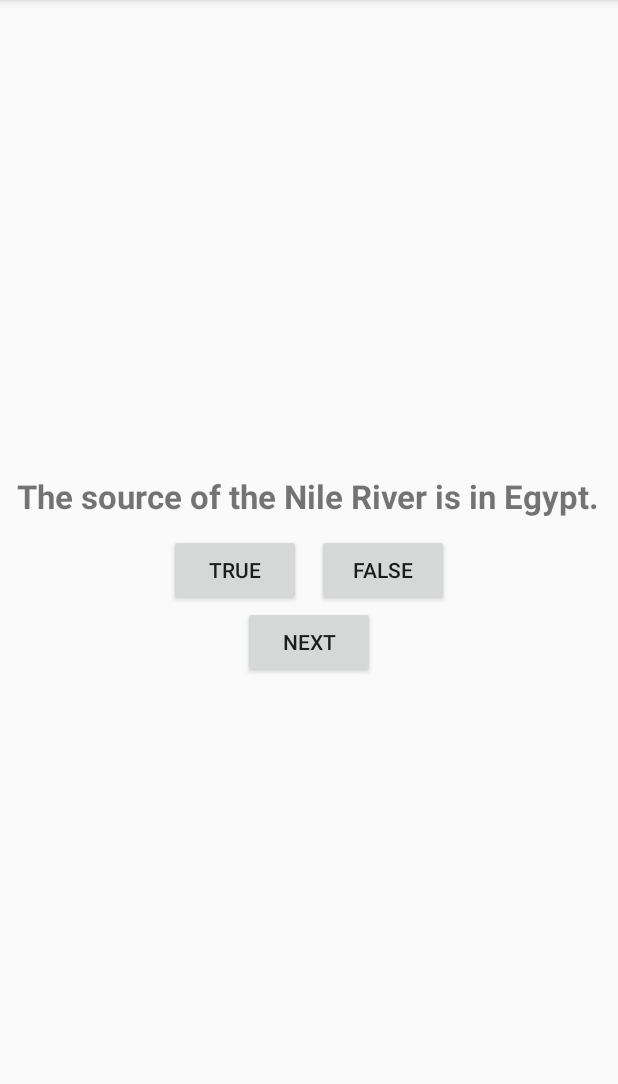
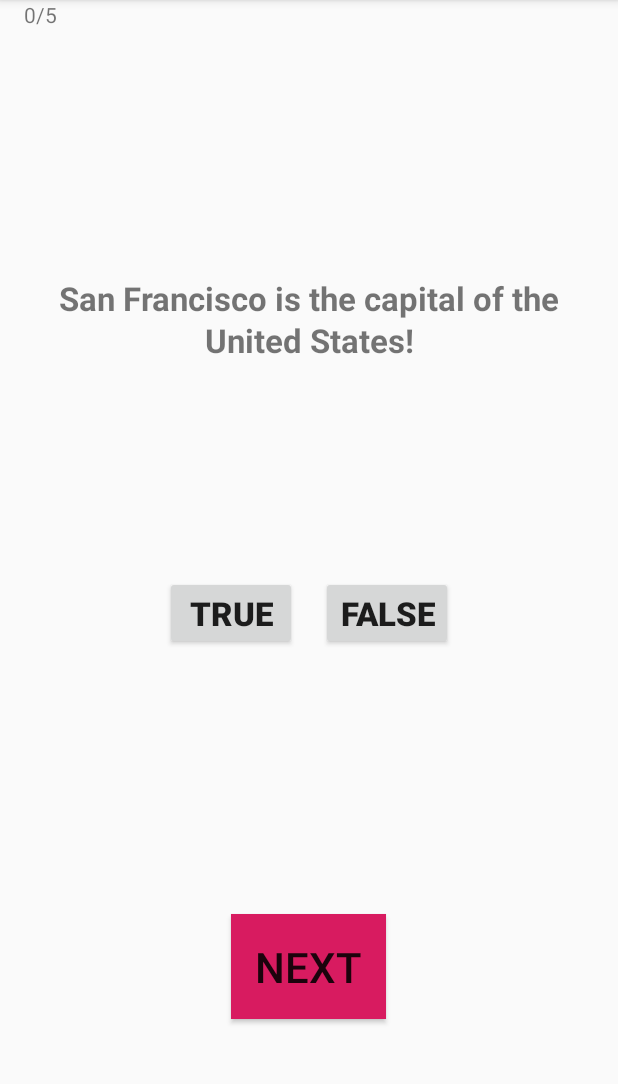
Before and after one commit to niko79542/FlyingDragon, an Android app: the screen it shows after launch (MainActivity), after a tap on "TRUE", on a phone screen of 412 x 824 dp, the part 84-1168 px from its top. Run offline under Robolectric (Android 15) with nearby library versions, the phone set to English and light mode, and no system bars.

Commit message:
Complete with a scoreboard

```diff
--- a/GeoQuiz/app/src/main/java/com/example/geoquiz/MainActivity.kt
+++ b/GeoQuiz/app/src/main/java/com/example/geoquiz/MainActivity.kt
@@ -8,12 +8,10 @@ import android.view.View
 import android.widget.Button
 import android.widget.TextView
 import android.widget.Toast
-
-class TrueFalse {
-
-}
+import org.w3c.dom.Text
 
 const val QUESTION_INDEX = "QUESTION_INDEX"
+const val NUM_CORRECT = "NUM_CORRECT"
 
 class MainActivity : AppCompatActivity() {
 
@@ -25,26 +23,30 @@ class MainActivity : AppCompatActivity() {
     // All questions must have four answers.  We'd want these to contain references to string
     // resources so we could internationalize. (Or better yet, don't define the questions in code...)
     private val questions: MutableList<Question> = mutableListOf(
-        Question(text = R.string.question_africa, answer = true),
+        Question(text = R.string.questionOne, answer = true),
         Question(text = R.string.question_asia, answer = true),
         Question(text = R.string.question_americas, answer = true),
         Question(text = R.string.question_africa, answer = true),
-        Question(text = R.string.questionOne, answer = false)
-
+        Question(text = R.string.question_mideast, answer = false),
+        Question(text = R.string.question_oceans, answer = true)
     )
     lateinit var questionText : TextView
     lateinit var myToast : Toast
-    lateinit var currentQuestion: Question
+    lateinit var currentQuestion : Question
+    lateinit var scoreBoard : TextView
     private var currentAnswer : Int = 0
     private var questionIndex : Int = 0
+    private var numCorrect : Int = 0
 
     override fun onCreate(savedInstanceState: Bundle?) {
         super.onCreate(savedInstanceState)
         setContentView(R.layout.activity_main)
         questionText = findViewById(R.id.firstQuestion)
+        scoreBoard = findViewById(R.id.seeScore)
 
         if (savedInstanceState != null) {
             questionIndex = savedInstanceState.getInt(QUESTION_INDEX)
+            numCorrect = savedInstanceState.getInt(NUM_CORRECT)
         }
 
 
@@ -67,28 +69,36 @@ class MainActivity : AppCompatActivity() {
         super.onSaveInstanceState(outState)
 
         outState.putInt(QUESTION_INDEX, questionIndex)
+        outState.putInt(NUM_CORRECT, numCorrect)
+    }
+
+    private fun answeredCorrectly(view: View):Boolean {
+        return view.id == currentAnswer
     }
 
     private fun checkAnswer(view: View) {
         // if (view.
         // answeredCorrectly = true
+        val toastMessage: String
+        if (answeredCorrectly(view)) {
+            toastMessage = "You are correct!"
+            numCorrect++
+        } else {
+            toastMessage = "Incorrect!"
+        }
 
-        val toastMessage = when (view.id) {
-            currentAnswer -> "You are correct!"
-            else -> "Incorrect!"
-        }
         val myToast = Toast.makeText(this, toastMessage, Toast.LENGTH_SHORT)
         myToast.show()
-
-        questionIndex = (questionIndex + 1) % questions.size
-
-
-
     }
 
     private fun setNextQuestion() {
         questionIndex = (questionIndex + 1) % questions.size
+        setScore()
         setQuestion()
+    }
+
+    private fun setScore() {
+        scoreBoard.setText(getString(R.string.scorePore, numCorrect, questions.size))
     }
 
     private fun setListeners() {
--- a/GeoQuiz/app/src/main/res/layout/activity_main.xml
+++ b/GeoQuiz/app/src/main/res/layout/activity_main.xml
@@ -7,26 +7,37 @@
     tools:context=".MainActivity"
     android:gravity="center"
     android:layout_marginHorizontal="@dimen/app_spacing"
+
     android:orientation="vertical">
 
 
     <TextView
+        android:id="@+id/seeScore"
+        android:layout_width="match_parent"
+        android:layout_height="0dp"
+        android:layout_weight="1"
+        android:gravity="start|left"
+        android:text="@string/score_board" />
+
+    <TextView
         android:id="@+id/firstQuestion"
+        style="@style/standardText"
         android:layout_width="wrap_content"
-        android:layout_height="wrap_content"
+        android:layout_height="0dp"
+        android:layout_weight="1"
         android:lineSpacingExtra="2dp"
         android:text=""
-        android:textAlignment="center"
-        android:textSize="22sp"
-        android:textStyle="bold"
         app:layout_constraintBottom_toBottomOf="parent"
         app:layout_constraintLeft_toLeftOf="parent"
         app:layout_constraintRight_toRightOf="parent"
-        app:layout_constraintTop_toTopOf="parent" />
+        app:layout_constraintTop_toTopOf="parent"
+        tools:text="@string/app_name" />
 
     <LinearLayout
+        android:id="@+id/answerBoxes"
         android:layout_width="wrap_content"
-        android:layout_height="wrap_content"
+        android:layout_weight="1"
+        android:layout_height="0dp"
         android:orientation="horizontal"
         app:layout_constraintTop_toBottomOf="@id/firstQuestion"
         android:layout_marginTop="@dimen/app_spacing">
@@ -36,6 +47,7 @@
             android:layout_width="wrap_content"
             android:layout_height="wrap_content"
             android:layout_weight="1"
+            style="@style/standardText"
             android:layout_marginEnd="@dimen/app_spacing"
             android:text="@string/trueButton" />
 
@@ -44,15 +56,31 @@
             android:layout_width="wrap_content"
             android:layout_height="wrap_content"
             android:layout_weight="1"
+            style="@style/standardText"
             android:text="@string/falseButton" />
 
     </LinearLayout>
 
-    <Button
-        android:id="@+id/buttonNext"
+    <LinearLayout
+        android:id="@+id/nextQuestion"
         android:layout_width="wrap_content"
-        android:layout_height="wrap_content"
-        android:text="@string/next" />
+        android:layout_weight="1"
+        android:layout_height="0dp"
+        android:orientation="horizontal"
+        app:layout_constraintTop_toBottomOf="@id/answerBoxes"
+        android:layout_marginTop="@dimen/app_spacing">
+
+        <Button
+            android:id="@+id/buttonNext"
+            android:layout_height="wrap_content"
+            android:layout_width="wrap_content"
+            android:layout_margin="25dp"
+            android:background="@color/colorAccent"
+            android:padding="@dimen/app_spacing"
+            android:text="@string/next"
+            android:textSize="28sp" />
+
+    </LinearLayout>
 
 
 </LinearLayout>
--- a/GeoQuiz/app/src/main/res/values/dimens.xml
+++ b/GeoQuiz/app/src/main/res/values/dimens.xml
@@ -1,6 +1,6 @@
 <?xml version="1.0" encoding="utf-8"?>
 <resources>
-    <dimen name="app_spacing">16px</dimen>
+    <dimen name="app_spacing">16dp</dimen>
     <dimen name="myStyle">
         <style name="text_alignment">center</style>
     </dimen>
--- a/GeoQuiz/app/src/main/res/values/strings.xml
+++ b/GeoQuiz/app/src/main/res/values/strings.xml
@@ -1,5 +1,6 @@
 <resources>
     <string name="app_name">GeoQuiz</string>
+    <string name="score_board">0/5</string>
     <string name="questionOne">San Francisco is the capital of the United States!</string>
     <string name="falseButton">False</string>
     <string name="trueButton">True</string>
@@ -12,4 +13,5 @@ and the Indian Ocean.</string>
     <string name="question_americas">The Amazon River is the longest river
 in the Americas.</string>
     <string name="question_asia">squinty Eyes?</string>
+    <string name="scorePore">Score: %1$d/%2$d</string>
 </resources>
--- a/GeoQuiz/app/src/main/res/values/styles.xml
+++ b/GeoQuiz/app/src/main/res/values/styles.xml
@@ -8,4 +8,10 @@
         <item name="colorAccent">@color/colorAccent</item>
     </style>
 
+
+    <style name="standardText">
+        <item name="android:textAlignment">center</item>
+        <item name="android:textSize">22sp</item>
+        <item name="android:textStyle">bold</item>
+    </style>
 </resources>
```
